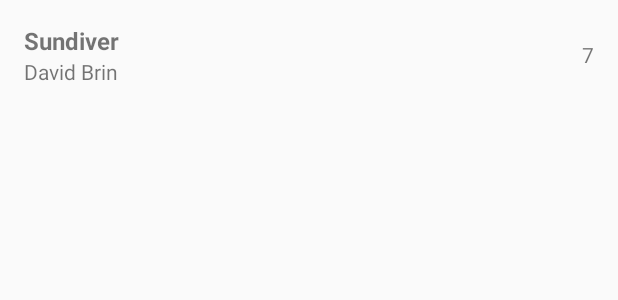
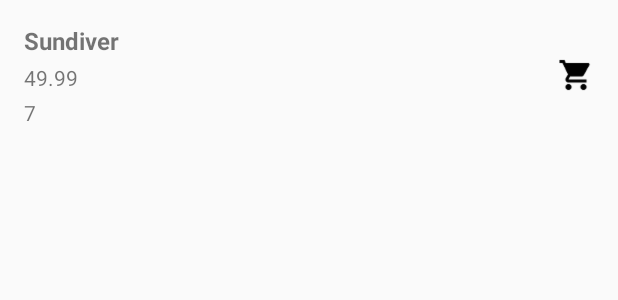
Before and after one commit to GuieMigi/InventoryApp, an Android app: the layout list_item.xml on its own in the app's theme, with its tools: preview values and no code run, on a phone screen of 412 x 824 dp. Shown: the top 300 px of the screen. Run offline under Robolectric (Android 15) with nearby library versions, the phone set to English and light mode, and no system bars.

Commit message:
Implemented Sale Button

```diff
--- a/app/src/main/java/com/example/android/inventoryapp/EditorActivity.java
+++ b/app/src/main/java/com/example/android/inventoryapp/EditorActivity.java
@@ -12,7 +12,6 @@
 import android.support.annotation.Nullable;
 import android.support.v4.app.NavUtils;
 import android.support.v7.app.AppCompatActivity;
-import android.text.InputFilter;
 import android.text.TextUtils;
 import android.view.Menu;
 import android.view.MenuItem;
@@ -231,8 +230,10 @@
             values.put(BookEntry.COLUMN_QUANTITY, quantityInt);
             values.put(BookEntry.COLUMN_SUPPLIER_NAME, supplierString);
             values.put(BookEntry.COLUMN_SUPPLIER_PHONE_NUMBER, supplierPhoneNumberString);
+            String selection = BookEntry._ID + "=?";
+            String[] selectionArgs = new String[]{String.valueOf(currentBookId)};
 
-            int rowsInserted = getContentResolver().update(currentBookUri, values, null, null);
+            int rowsInserted = getContentResolver().update(currentBookUri, values, selection, selectionArgs);
 
             if (rowsInserted == -1) {
                 Toast.makeText(this, "Error saving book", Toast.LENGTH_LONG).show();
--- a/app/src/main/res/layout/activity_main.xml
+++ b/app/src/main/res/layout/activity_main.xml
@@ -10,7 +10,8 @@
         android:id="@+id/list_view"
         android:layout_width="wrap_content"
         android:layout_height="wrap_content"
-        android:drawSelectorOnTop="true"></ListView>
+        android:drawSelectorOnTop="true"
+        android:focusable="true"></ListView>
 
     <RelativeLayout
         android:id="@+id/empty_view"
@@ -43,7 +44,7 @@
             android:layout_below="@id/empty_view_text_view"
             android:layout_centerHorizontal="true"
             android:paddingTop="8dp"
-            android:text="You should add some books!" />
+            android:text="You should tap the plus button to add some books!" />
 
         <TextView
             android:id="@+id/text_view"
--- a/app/src/main/res/layout/list_item.xml
+++ b/app/src/main/res/layout/list_item.xml
@@ -5,28 +5,44 @@
     android:layout_height="wrap_content"
     android:padding="16dp">
 
+    <LinearLayout
+        android:layout_width="wrap_content"
+        android:layout_height="wrap_content"
+        android:orientation="vertical">
+
         <TextView
             android:id="@+id/book_title"
             android:layout_width="wrap_content"
             android:layout_height="wrap_content"
             android:textSize="16sp"
             android:textStyle="bold"
+            android:paddingBottom="4dp"
             tools:text="Sundiver" />
 
         <TextView
-        android:id="@+id/book_author"
+            android:id="@+id/book_price"
             android:layout_width="wrap_content"
             android:layout_height="wrap_content"
             android:layout_below="@id/book_title"
-        tools:text="David Brin" />
+            android:paddingBottom="4dp"
+            tools:text="49.99" />
 
         <TextView
             android:id="@+id/quantity"
             android:layout_width="wrap_content"
             android:layout_height="wrap_content"
+            android:layout_below="@id/book_price"
+            tools:text="7" />
+
+    </LinearLayout>
+
+    <ImageView
+        android:id="@+id/sale_button"
+        android:layout_width="wrap_content"
+        android:layout_height="wrap_content"
+        android:layout_centerVertical="true"
         android:layout_alignParentEnd="true"
         android:layout_alignParentRight="true"
-        android:layout_centerVertical="true"
-        tools:text="7" />
+        android:src="@drawable/shopping_cart_black" />
 
 </RelativeLayout>
```
Also changed, not shown: app/src/main/java/com/example/android/inventoryapp/BookCursorAdapter.java (+47 -14 lines), app/src/main/java/com/example/android/inventoryapp/MainActivity.java (+51 -2 lines), app/src/main/res/drawable-hdpi/shopping_cart_black.png (added), app/src/main/res/drawable-ldpi/shopping_cart_black.png (added), app/src/main/res/drawable-mdpi/shopping_cart_black.png (added), app/src/main/res/drawable-xhdpi/shopping_cart_black.png (added), app/src/main/res/drawable-xxhdpi/shopping_cart_black.png (added), app/src/main/res/drawable-xxxhdpi/shopping_cart_black.png (added). Lines whose indentation alone changed are shown as unchanged.
